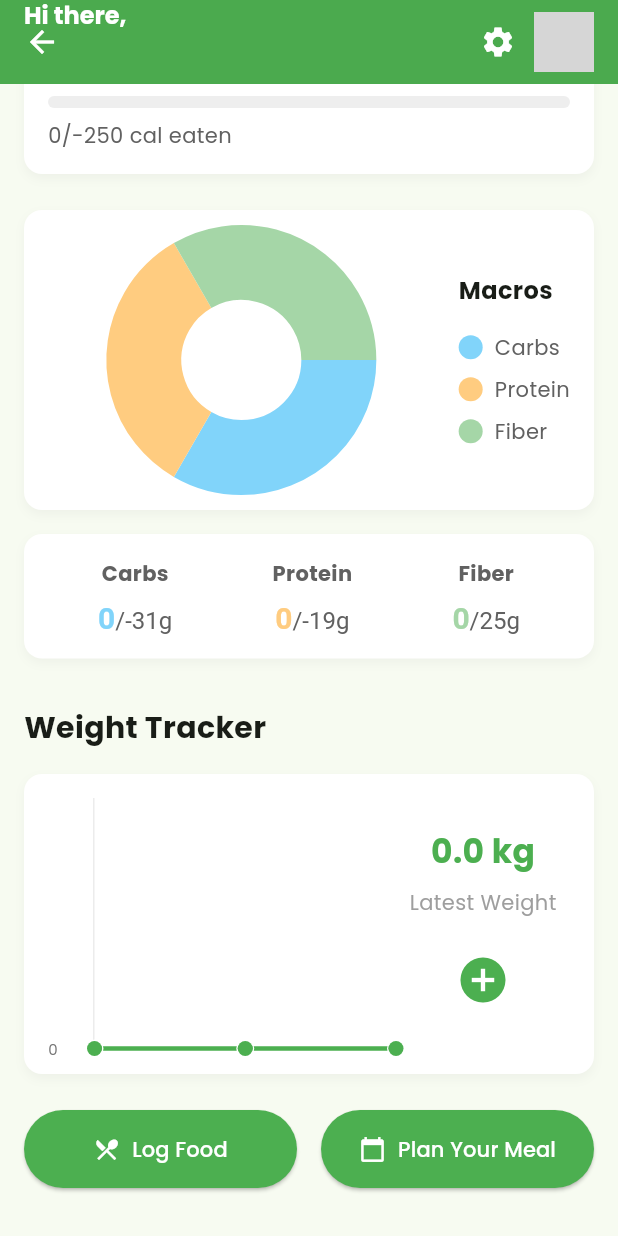
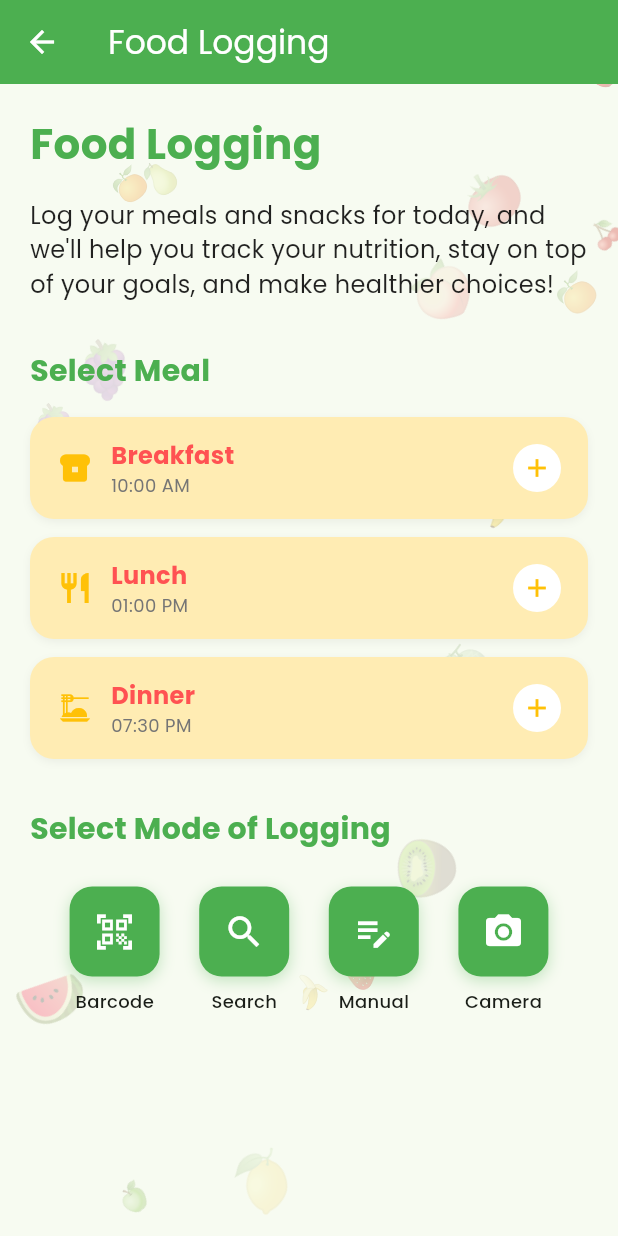
Before and after one commit to mahrukhyousuf/NutriSense-SE-Project, a Flutter app: the DashboardScreen screen opened by its route, scrolled down 441 dp, after a tap on "Log Food", on a phone screen of 412 x 824 dp. Run offline on Flutter 3.47's test engine with Material 3 defaults, Android fonts, the phone set to English and light mode, and no system bars; drawn by our look-alikes of fl_chart; our stand-ins replace cloud_firestore, firebase_auth, firebase_core, firebase_storage, image_picker, lottie and 1 more; accounts and stored records are empty; network calls fail; grey boxes are pictures that could not be loaded.

Commit message:
Food Logging Screen Completed

```diff
--- a/lib/ui/screens/dashboard_screen.dart
+++ b/lib/ui/screens/dashboard_screen.dart
@@ -3,6 +3,7 @@ import 'package:firebase_auth/firebase_auth.dart';
 import 'package:cloud_firestore/cloud_firestore.dart';
 import 'package:intl/intl.dart';
 import 'package:fl_chart/fl_chart.dart';
+import 'food_logging_screen.dart';
 
 class DashboardScreen extends StatefulWidget {
   const DashboardScreen({super.key});
@@ -249,21 +250,33 @@ class _DashboardScreenState extends State<DashboardScreen> {
       try {
         final now = DateTime.now();
 
-        // Add to Firestore
-        await _firestore
-            .collection('users')
-            .doc(user.uid)
-            .collection('weight_entries')
-            .add({'date': Timestamp.fromDate(now), 'weight': weight});
-
-        // Update local data immediately
+        // Update local data immediately (even before Firestore saves)
         setState(() {
           _weightData.add(
             FlSpot(now.millisecondsSinceEpoch.toDouble(), weight),
           );
         });
 
-        print('Added new weight entry: $weight kg');
+        // Try to add to Firestore
+        try {
+          await _firestore
+              .collection('users')
+              .doc(user.uid)
+              .collection('weight_entries')
+              .add({'date': Timestamp.fromDate(now), 'weight': weight});
+          print('Added new weight entry to Firestore: $weight kg');
+        } catch (e) {
+          // Even if Firestore fails, we still keep the local entry
+          print('Failed to save weight entry to Firestore: $e');
+          ScaffoldMessenger.of(context).showSnackBar(
+            const SnackBar(
+              content: Text(
+                'Weight added locally but not saved to cloud due to permission issue.',
+              ),
+              backgroundColor: Colors.orange,
+            ),
+          );
+        }
 
         // Refresh UI to show updated graph
         setState(() {});
@@ -488,7 +501,14 @@ class _DashboardScreenState extends State<DashboardScreen> {
                               Expanded(
                                 child: ElevatedButton.icon(
                                   onPressed: () {
-                                    // Navigate to food log
+                                    Navigator.push(
+                                      context,
+                                      MaterialPageRoute(
+                                        builder:
+                                            (context) =>
+                                                const FoodLoggingScreen(),
+                                      ),
+                                    );
                                   },
                                   icon: const Icon(Icons.restaurant_menu),
                                   label: const Text('Log Food'),
--- /dev/null
+++ b/lib/ui/screens/food_logging_screen.dart
@@ -0,0 +1,410 @@
+import 'package:flutter/material.dart';
+import 'dart:math';
+
+class FoodLoggingScreen extends StatefulWidget {
+  const FoodLoggingScreen({super.key});
+
+  @override
+  State<FoodLoggingScreen> createState() => _FoodLoggingScreenState();
+}
+
+class _FoodLoggingScreenState extends State<FoodLoggingScreen>
+    with TickerProviderStateMixin {
+  String? _selectedMeal;
+
+  // Controllers for floating fruit animations
+  late final List<AnimationController> _animationControllers = [];
+  late final List<Animation<double>> _animations = [];
+
+  // List of fruit emojis for background
+  final List<String> _fruits = [
+    '🍎',
+    '🍌',
+    '🍇',
+    '🍊',
+    '🍓',
+    '🥝',
+    '🍍',
+    '🥭',
+    '🍏',
+    '🍐',
+    '🍑',
+    '🍒',
+    '🍈',
+    '🍉',
+    '🍋',
+    '🍅',
+  ];
+  final List<Offset> _fruitPositions = [];
+  final List<double> _fruitSizes = [];
+  final List<double> _fruitOpacities = [];
+
+  @override
+  void initState() {
+    super.initState();
+
+    // Create random positions for fruits
+    final random = Random();
+    // Create 20 fruits
+    for (int i = 0; i < 20; i++) {
+      // Initial positions (will be updated after layout)
+      _fruitPositions.add(
+        Offset(random.nextDouble() * 300, random.nextDouble() * 600),
+      );
+
+      // Random sizes for variety
+      _fruitSizes.add(16 + random.nextDouble() * 20);
+
+      // Random opacity for depth effect
+      _fruitOpacities.add(0.1 + random.nextDouble() * 0.2);
+
+      // Create animation controllers for each fruit
+      final controller = AnimationController(
+        duration: Duration(seconds: 3 + random.nextInt(7)),
+        vsync: this,
+      );
+
+      // Create animations
+      final animation = Tween<double>(begin: -15.0, end: 15.0).animate(
+        CurvedAnimation(
+          parent: controller,
+          curve: random.nextBool() ? Curves.easeInOut : Curves.elasticInOut,
+        ),
+      );
+
+      _animationControllers.add(controller);
+      _animations.add(animation);
+
+      // Start the animations with different delays
+      Future.delayed(Duration(milliseconds: random.nextInt(2000)), () {
+        controller.repeat(reverse: true);
+      });
+    }
+
+    // Get actual screen size after layout
+    WidgetsBinding.instance.addPostFrameCallback((_) {
+      if (mounted) {
+        final size = MediaQuery.of(context).size;
+        setState(() {
+          // Update positions with actual screen dimensions
+          for (int i = 0; i < _fruitPositions.length; i++) {
+            _fruitPositions[i] = Offset(
+              random.nextDouble() * size.width,
+              random.nextDouble() * size.height,
+            );
+          }
+        });
+      }
+    });
+  }
+
+  @override
+  void dispose() {
+    // Dispose all animation controllers
+    for (var controller in _animationControllers) {
+      controller.dispose();
+    }
+    super.dispose();
+  }
+
+  @override
+  Widget build(BuildContext context) {
+    return Scaffold(
+      appBar: AppBar(
+        title: const Text('Food Logging'),
+        backgroundColor: Colors.green,
+        foregroundColor: Colors.white,
+      ),
+      body: Stack(
+        children: [
+          // Floating fruits background
+          ..._buildFloatingFruits(),
+
+          // Main content
+          SafeArea(
+            child: Padding(
+              padding: const EdgeInsets.all(20.0),
+              child: Column(
+                crossAxisAlignment: CrossAxisAlignment.start,
+                children: [
+                  // Title
+                  const Text(
+                    'Food Logging',
+                    style: TextStyle(
+                      fontSize: 28,
+                      fontWeight: FontWeight.bold,
+                      color: Colors.green,
+                    ),
+                  ),
+                  const SizedBox(height: 16),
+
+                  // Description
+                  const Text(
+                    'Log your meals and snacks for today, and we\'ll help you track your nutrition, stay on top of your goals, and make healthier choices!',
+                    style: TextStyle(fontSize: 16, color: Colors.black87),
+                  ),
+                  const SizedBox(height: 32),
+
+                  // Select Meal heading
+                  const Text(
+                    'Select Meal',
+                    style: TextStyle(
+                      fontSize: 20,
+                      fontWeight: FontWeight.bold,
+                      color: Colors.green,
+                    ),
+                  ),
+                  const SizedBox(height: 16),
+
+                  // Meal option cards
+                  _buildMealCard(
+                    title: 'Breakfast',
+                    icon: Icons.breakfast_dining,
+                    time: '10:00 AM',
+                    mealType: 'Breakfast',
+                  ),
+                  const SizedBox(height: 12),
+
+                  _buildMealCard(
+                    title: 'Lunch',
+                    icon: Icons.restaurant,
+                    time: '01:00 PM',
+                    mealType: 'Lunch',
+                  ),
+                  const SizedBox(height: 12),
+
+                  _buildMealCard(
+                    title: 'Dinner',
+                    icon: Icons.dinner_dining,
+                    time: '07:30 PM',
+                    mealType: 'Dinner',
+                  ),
+
+                  const SizedBox(height: 32),
+
+                  // Select Mode of Logging
+                  const Text(
+                    'Select Mode of Logging',
+                    style: TextStyle(
+                      fontSize: 20,
+                      fontWeight: FontWeight.bold,
+                      color: Colors.green,
+                    ),
+                  ),
+                  const SizedBox(height: 24),
+
+                  // Logging method buttons
+                  Row(
+                    mainAxisAlignment: MainAxisAlignment.spaceEvenly,
+                    children: [
+                      _buildLoggingMethodButton(
+                        icon: Icons.qr_code_scanner,
+                        label: 'Barcode',
+                        onTap: () => _navigateToLoggingMethod('barcode'),
+                      ),
+                      _buildLoggingMethodButton(
+                        icon: Icons.search,
+                        label: 'Search',
+                        onTap: () => _navigateToLoggingMethod('search'),
+                      ),
+                      _buildLoggingMethodButton(
+                        icon: Icons.edit_note,
+                        label: 'Manual',
+                        onTap: () => _navigateToLoggingMethod('manual'),
+                      ),
+                      _buildLoggingMethodButton(
+                        icon: Icons.camera_alt,
+                        label: 'Camera',
+                        onTap: () => _navigateToLoggingMethod('camera'),
+                      ),
+                    ],
+                  ),
+                ],
+              ),
+            ),
+          ),
+        ],
+      ),
+    );
+  }
+
+  // Method to build floating fruits in the background
+  List<Widget> _buildFloatingFruits() {
+    List<Widget> fruitWidgets = [];
+
+    for (int i = 0; i < _fruitPositions.length; i++) {
+      final fruit = _fruits[i % _fruits.length];
+      final position = _fruitPositions[i];
+      final size = _fruitSizes[i];
+      final opacity = _fruitOpacities[i];
+
+      fruitWidgets.add(
+        AnimatedBuilder(
+          animation: _animations[i],
+          builder: (context, child) {
+            return Positioned(
+              left: position.dx + _animations[i].value,
+              top: position.dy + _animations[i].value * 1.5,
+              child: Opacity(
+                opacity: opacity,
+                child: Transform.rotate(
+                  angle: _animations[i].value * 0.05,
+                  child: Text(fruit, style: TextStyle(fontSize: size)),
+                ),
+              ),
+            );
+          },
+        ),
+      );
+    }
+
+    return fruitWidgets;
+  }
+
+  // Method to build meal selection cards
+  Widget _buildMealCard({
+    required String title,
+    required IconData icon,
+    required String time,
+    required String mealType,
+  }) {
+    final isSelected = _selectedMeal == mealType;
+
+    return GestureDetector(
+      onTap: () {
+        setState(() {
+          _selectedMeal = mealType;
+        });
+      },
+      child: Container(
+        padding: const EdgeInsets.symmetric(horizontal: 16, vertical: 12),
+        decoration: BoxDecoration(
+          color: Colors.amber[100],
+          borderRadius: BorderRadius.circular(16),
+          border: Border.all(
+            color: isSelected ? Colors.amber : Colors.transparent,
+            width: 2,
+          ),
+          boxShadow: [
+            BoxShadow(
+              color: Colors.black.withOpacity(0.05),
+              blurRadius: 4,
+              offset: const Offset(0, 2),
+            ),
+          ],
+        ),
+        child: Row(
+          children: [
+            Icon(icon, color: Colors.amber),
+            const SizedBox(width: 12),
+            Column(
+              crossAxisAlignment: CrossAxisAlignment.start,
+              children: [
+                Text(
+                  title,
+                  style: const TextStyle(
+                    color: Color(0xFFFF5252),
+                    fontWeight: FontWeight.bold,
+                    fontSize: 16,
+                  ),
+                ),
+                Text(
+                  time,
+                  style: TextStyle(color: Colors.grey[600], fontSize: 12),
+                ),
+              ],
+            ),
+            const Spacer(),
+            Container(
+              width: 32,
+              height: 32,
+              decoration: BoxDecoration(
+                shape: BoxShape.circle,
+                color: isSelected ? Colors.amber : Colors.white,
+              ),
+              child: Center(
+                child: Icon(
+                  isSelected ? Icons.check : Icons.add,
+                  color: isSelected ? Colors.white : Colors.amber,
+                  size: 20,
+                ),
+              ),
+            ),
+          ],
+        ),
+      ),
+    );
+  }
+
+  // Method to build logging method buttons
+  Widget _buildLoggingMethodButton({
+    required IconData icon,
+    required String label,
+    required VoidCallback onTap,
+  }) {
+    return GestureDetector(
+      onTap: () {
+        if (_selectedMeal != null) {
+          onTap();
+        } else {
+          ScaffoldMessenger.of(context).showSnackBar(
+            const SnackBar(
+              content: Text('Please select a meal first'),
+              backgroundColor: Colors.red,
+            ),
+          );
+        }
+      },
+      child: Column(
+        children: [
+          Container(
+            width: 60,
+            height: 60,
+            decoration: BoxDecoration(
+              color: Colors.green,
+              borderRadius: BorderRadius.circular(15),
+              boxShadow: [
+                BoxShadow(
+                  color: Colors.green.withOpacity(0.3),
+                  blurRadius: 8,
+                  offset: const Offset(0, 3),
+                ),
+              ],
+            ),
+            child: Icon(icon, color: Colors.white, size: 28),
+          ),
+          const SizedBox(height: 8),
+          Text(
+            label,
+            style: const TextStyle(fontSize: 12, fontWeight: FontWeight.w500),
+          ),
+        ],
+      ),
+    );
+  }
+
+  // Method to navigate to different logging methods
+  void _navigateToLoggingMethod(String method) {
+    // Here you would navigate to the appropriate screen
+    // For now, just show a snackbar
+    ScaffoldMessenger.of(context).showSnackBar(
+      SnackBar(
+        content: Text('Navigating to $method logging for $_selectedMeal'),
+        backgroundColor: Colors.green,
+      ),
+    );
+
+    // You would navigate like this:
+    /*
+    Navigator.push(
+      context,
+      MaterialPageRoute(
+        builder: (context) => LoggingMethodScreen(
+          meal: _selectedMeal!,
+          method: method,
+        ),
+      ),
+    );
+    */
+  }
+}
```
